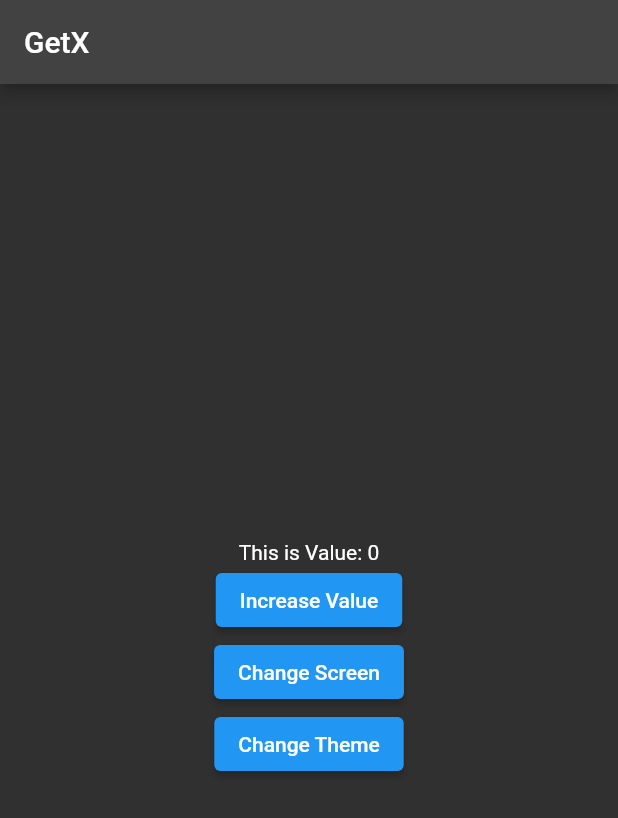
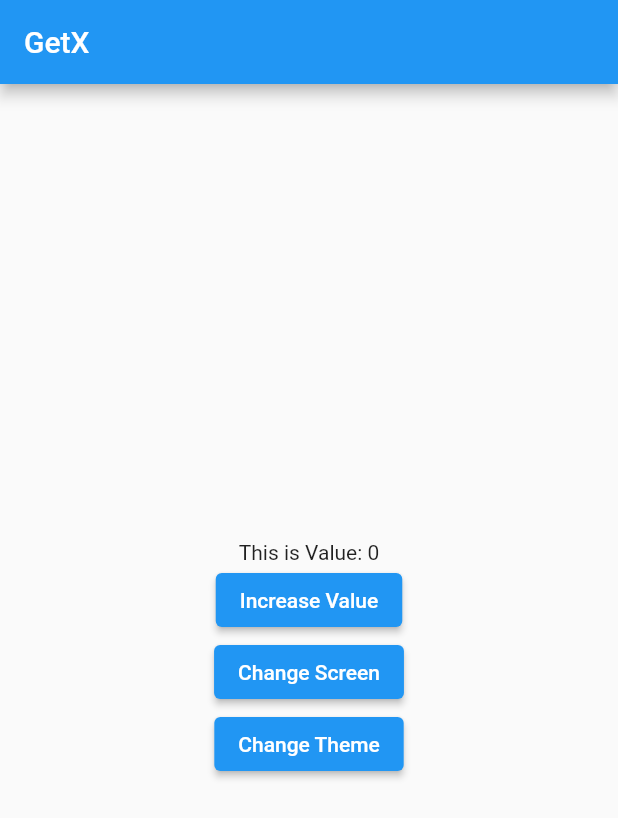
Before and after one commit to Viraj-Tank/getx_provider_management, a Flutter app: the screen it shows after launch, after a tap on "Change Theme", on a phone screen of 412 x 824 dp. Shown: the top 818 px of the screen. Run offline on Flutter 3.47's test engine with Material 2 defaults, Android fonts, the phone set to English and light mode, and no system bars; our stand-ins replace get; missing offline and left inert: dart:ffi.

Commit message:
- complete getX

```diff
--- a/lib/main.dart
+++ b/lib/main.dart
@@ -1,9 +1,9 @@
 import 'package:flutter/material.dart';
+import 'package:get/get.dart';
 import 'package:get/get_navigation/src/root/get_material_app.dart';
 import 'package:getx_provider_management/provider/list_provider.dart';
+import 'package:getx_provider_management/screens/getx_detail_page.dart';
 import 'package:getx_provider_management/screens/getx_management.dart';
-
-import 'package:getx_provider_management/screens/provider_management.dart';
 import 'package:provider/provider.dart';
 
 void main() {
@@ -26,6 +26,10 @@ class MyApp extends StatelessWidget {
   @override
   Widget build(BuildContext context) {
     return GetMaterialApp(
+      getPages: [
+        GetPage(name: '/getdetail', page: () => const GetXDetailPage()),
+      ],
+      themeMode: ThemeMode.system,
       title: 'Flutter Demo',
       theme: ThemeData(
         primarySwatch: Colors.blue,
--- a/lib/screens/getx_management.dart
+++ b/lib/screens/getx_management.dart
@@ -1,6 +1,5 @@
 import 'package:flutter/material.dart';
 import 'package:get/get.dart';
-import 'package:get/get_core/src/get_main.dart';
 import 'package:getx_provider_management/controller/getx_controller.dart';
 import 'package:getx_provider_management/screens/getx_detail_page.dart';
 
@@ -29,16 +28,20 @@ class GetXManagement extends StatelessWidget {
           onPressed: controller.increaseValue,
           child: const Text('Increase Value'),
         ),
-        ElevatedButton(
-          onPressed: () => Get.to(() => const GetXDetailPage()),
+         ElevatedButton(
+          onPressed: () => Get.to(() => const GetXDetailPage(),transition: Transition.downToUp,duration: const Duration(seconds: 2)),
           child: const Text('Change Screen'),
         ),
         ElevatedButton(
           onPressed: () {
-            Get.changeTheme(ThemeData.dark());
+            Get.changeTheme(ThemeData.light());
           },
           child: const Text('Change Theme'),
         ),
+
+        /// there are also some components like snackBar(), defaultDialog()
+        /// Get.snackbar('Snackbar Title', 'Snackbar text')
+        /// Get.defaultDialog();
       ],
     );
   }
```
